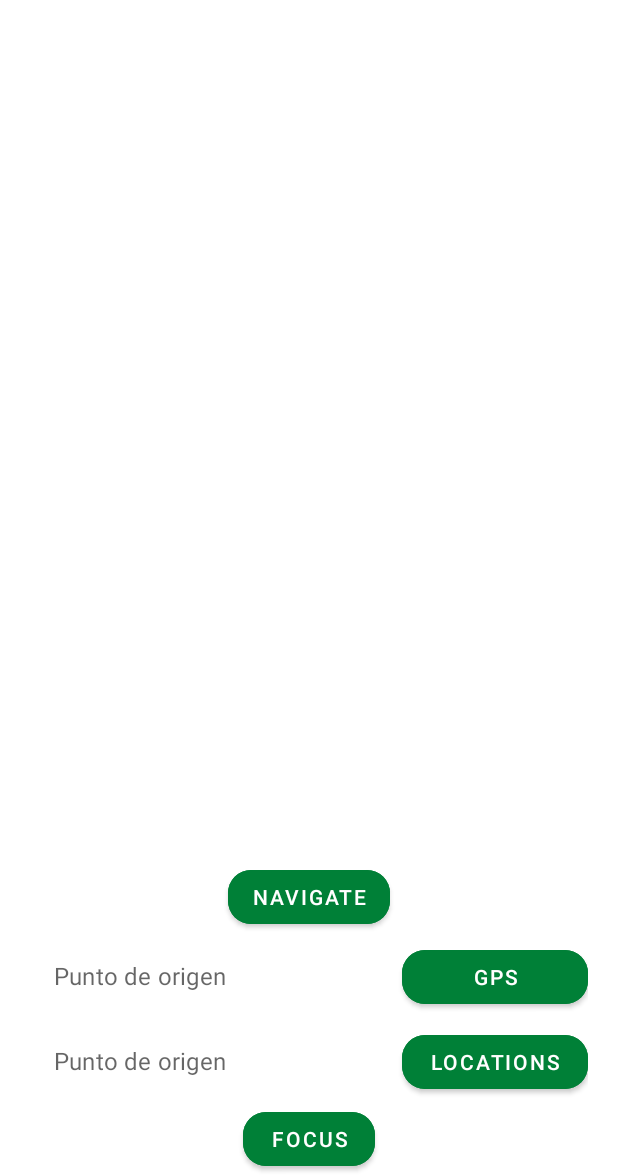
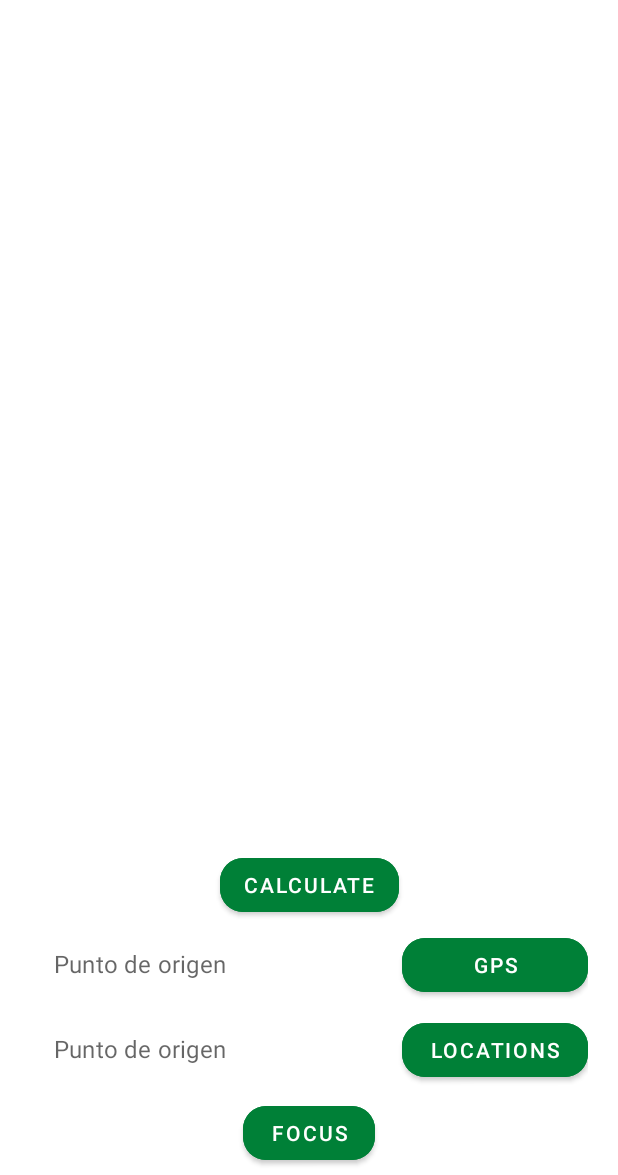
Before and after one commit to ignhol211/EcoMoving_Frontend, an Android app: the MapsActivity screen opened directly, with no data from a screen before it, on a phone screen of 412 x 824 dp, the part 61-1236 px from its top. Run offline under Robolectric (Android 15) with nearby library versions, the phone set to English and light mode, and no system bars; our stand-ins replace Room's generated code; 2 statements that could not run were skipped.

Commit message:
12/06/2022 Entregado

```diff
--- a/app/src/main/java/com/example/ecomovingapp/journey/MapsAdapter.kt
+++ /dev/null
@@ -1,5 +0,0 @@
-package com.example.ecomovingapp.journey
-
-class MapsAdapter {
-
-}
--- a/app/src/main/res/layout/maps_activity.xml
+++ b/app/src/main/res/layout/maps_activity.xml
@@ -23,7 +23,7 @@
         android:id="@+id/navigation"
         android:layout_width="wrap_content"
         android:layout_height="wrap_content"
-        android:text="Navigate"
+        android:text="@string/calculate"
         app:layout_constraintBottom_toTopOf="@id/text_views"
         app:layout_constraintEnd_toEndOf="parent"
         app:layout_constraintStart_toStartOf="parent"
@@ -57,7 +57,7 @@
                     android:id="@+id/origin_point"
                     android:layout_width="match_parent"
                     android:layout_height="wrap_content"
-                    android:hint="Punto de origen"
+                    android:hint="@string/origin_point"
                     android:layout_weight="0.5"
                     android:inputType="text"
                     android:text=""
@@ -66,7 +66,7 @@
                     android:id="@+id/location_via_gps"
                     android:layout_width="match_parent"
                     android:layout_height="wrap_content"
-                    android:text="GPS"
+                    android:text="@string/gps"
                     app:cornerRadius="15dp"
                     android:layout_weight="1"
                     android:backgroundTint="@color/ecomoving_darkgreen"/>
@@ -93,7 +93,7 @@
                     android:id="@+id/destination_point"
                     android:layout_width="match_parent"
                     android:layout_height="wrap_content"
-                    android:hint="Punto de origen"
+                    android:hint="@string/origin_point"
                     android:layout_weight="0.5"
                     android:inputType="text"
                     android:text=""
@@ -102,7 +102,7 @@
                     android:id="@+id/locations"
                     android:layout_width="match_parent"
                     android:layout_height="wrap_content"
-                    android:text="Locations"
+                    android:text="@string/locations"
                     app:cornerRadius="15dp"
                     android:layout_weight="1"
                     android:backgroundTint="@color/ecomoving_darkgreen"/>
@@ -126,7 +126,7 @@
                 android:layout_width="match_parent"
                 android:layout_height="wrap_content"
                 android:gravity="center_horizontal"
-                android:hint="Description"
+                android:hint="@string/description"
                 android:inputType="text"
                 app:errorEnabled="true" />
         </com.google.android.material.textfield.TextInputLayout>
@@ -140,7 +140,8 @@
         android:layout_height="wrap_content"
         app:layout_constraintBottom_toBottomOf="parent"
         app:layout_constraintEnd_toEndOf="parent"
-        app:layout_constraintStart_toStartOf="parent">
+        app:layout_constraintStart_toStartOf="parent"
+        style="?android:attr/buttonBarButtonStyle">
 
         <Button
             android:id="@+id/button_save"
@@ -151,7 +152,7 @@
             android:backgroundTint="@color/ecomoving_darkgreen"
             android:text="@string/save"
             android:visibility="gone"
-            app:cornerRadius="15dp" />
+            app:cornerRadius="15dp"/>
 
         <Button
             android:id="@+id/button_cancel"
@@ -162,7 +163,7 @@
             android:backgroundTint="@color/ecomoving_darkgreen"
             android:text="@string/cancel"
             android:visibility="gone"
-            app:cornerRadius="15dp" />
+            app:cornerRadius="15dp"/>
 
         <Button
             android:id="@+id/button_focus"
@@ -174,7 +175,7 @@
             android:onClick="focusOnUser"
             android:text="@string/focus"
             android:visibility="visible"
-            app:cornerRadius="15dp" />
+            app:cornerRadius="15dp"/>
 
         <Button
             android:id="@+id/drop_database"
@@ -183,9 +184,20 @@
             android:layout_marginHorizontal="5dp"
             android:layout_weight="1"
             android:backgroundTint="@color/ecomoving_darkgreen"
-            android:text="Drop database"
+            android:text="@string/drop_database"
             android:visibility="gone"
-            app:cornerRadius="15dp" />
+            app:cornerRadius="15dp"/>
+
+        <Button
+            android:id="@+id/accept"
+            android:layout_width="wrap_content"
+            android:layout_height="wrap_content"
+            android:layout_marginHorizontal="5dp"
+            android:layout_weight="1"
+            android:backgroundTint="@color/ecomoving_darkgreen"
+            android:text="@string/accept"
+            android:visibility="gone"
+            app:cornerRadius="15dp"/>
 
     </LinearLayout>
 
--- a/app/src/main/res/layout/signup_activity.xml
+++ b/app/src/main/res/layout/signup_activity.xml
@@ -91,7 +91,7 @@
             android:layout_height="wrap_content"
             android:gravity="center_horizontal"
             android:hint="@string/login_password"
-            android:inputType="text"
+            android:inputType="textPassword"
             app:errorEnabled="true" />
     </com.google.android.material.textfield.TextInputLayout>
 
--- a/app/src/main/res/values/strings.xml
+++ b/app/src/main/res/values/strings.xml
@@ -16,4 +16,11 @@
     <string name="focus">Focus</string>
     <string name="marcador">Marker</string>
     <string name="cancel">Cancel</string>
+    <string name="calculate">Calculate</string>
+    <string name="origin_point">Punto de origen</string>
+    <string name="gps">GPS</string>
+    <string name="locations">Locations</string>
+    <string name="description">Description</string>
+    <string name="drop_database">Drop database</string>
+    <string name="accept">Accept</string>
 </resources>
```
Also changed, not shown: app/src/main/java/com/example/ecomovingapp/journey/MapsActivity.kt (+94 -12 lines), app/src/main/java/com/example/ecomovingapp/login/LoginActivity.kt (+3 -9 lines).
